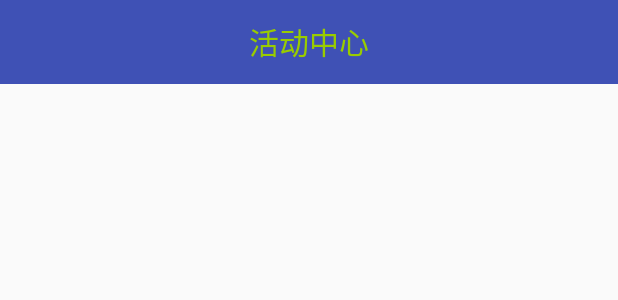
After one commit to xz65669983/LittleTortoist, an Android app: the layout activity_actiivity.xml on its own in the app's theme, with its tools: preview values and no code run, on a phone screen of 412 x 824 dp. The commit adds this screen. Shown: the top 300 px of the screen. Run offline under Robolectric (Android 15) with nearby library versions, the phone set to English and light mode, and no system bars.

Commit message:
开始绘制第二个界面

```diff
--- a/app/src/main/AndroidManifest.xml
+++ b/app/src/main/AndroidManifest.xml
@@ -17,6 +17,8 @@
                 <category android:name="android.intent.category.LAUNCHER" />
             </intent-filter>
         </activity>
+        <activity android:name=".ActivityActivity"
+            android:theme="@style/Theme.AppCompat.DayNight.NoActionBar"/>
     </application>
 
 </manifest>
--- /dev/null
+++ b/app/src/main/res/layout/activity_actiivity.xml
@@ -0,0 +1,21 @@
+<?xml version="1.0" encoding="utf-8"?>
+<LinearLayout xmlns:android="http://schemas.android.com/apk/res/android"
+    android:orientation="vertical" android:layout_width="match_parent"
+    android:layout_height="match_parent">
+    <android.support.v7.widget.Toolbar
+        android:id="@+id/tb"
+        android:layout_width="match_parent"
+        android:layout_height="wrap_content"
+        android:background="?attr/colorPrimary"
+        android:minHeight="?attr/actionBarSize">
+
+    <TextView
+        android:layout_gravity="center"
+        android:layout_width="wrap_content"
+        android:layout_height="wrap_content"
+        android:text="活动中心"
+        android:textColor="@android:color/holo_green_light"
+        android:textSize="20sp" />
+    </android.support.v7.widget.Toolbar>
+
+</LinearLayout>
--- a/app/src/main/res/layout/activity_main.xml
+++ b/app/src/main/res/layout/activity_main.xml
@@ -9,6 +9,7 @@
     tools:context="com.example.administrator.littletortoisetortoise.MainActivity">
 
     <android.support.v7.widget.Toolbar
+
         android:id="@+id/tb"
         android:layout_width="match_parent"
         android:layout_height="wrap_content"
@@ -16,6 +17,7 @@
         android:minHeight="?attr/actionBarSize">
 
         <TextView
+            android:layout_gravity="center"
             android:layout_width="wrap_content"
             android:layout_height="wrap_content"
             android:text="心有灵犀"
```
Also changed, not shown: app/src/main/java/com/example/administrator/littletortoisetortoise/ActivityActivity.java (added, +43 -0 lines), app/src/main/java/com/example/administrator/littletortoisetortoise/MainActivity.java (+9 -0 lines), app/src/main/res/menu/main_menu.xml (added, +11 -0 lines), app/src/main/res/drawable/ic_menu_moreoverflow.png (added), 41 other files.
